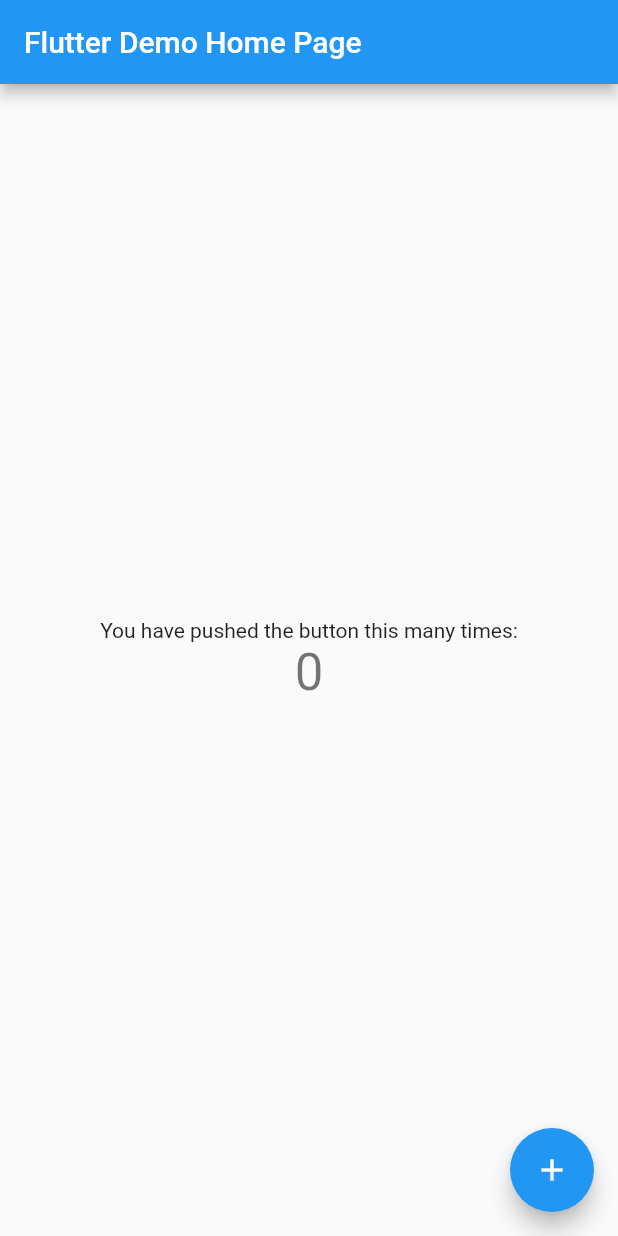
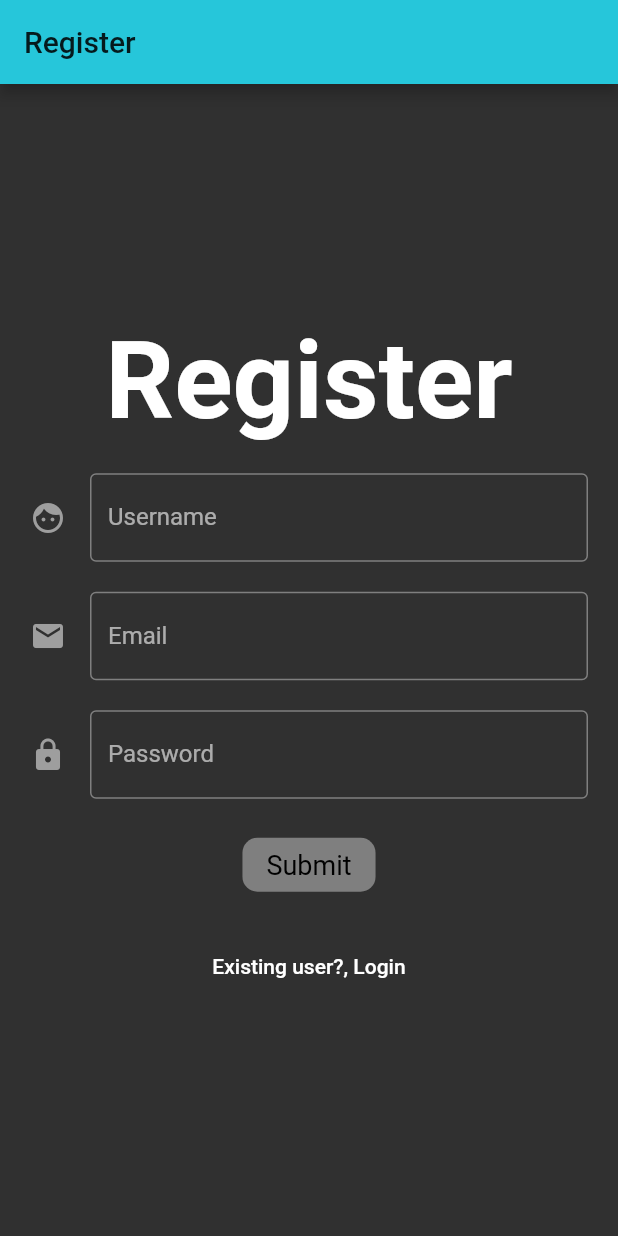
Before and after one commit to rayhan13ads/flutter_ecommerce_demo, a Flutter app: the screen it shows after launch, on a phone screen of 412 x 824 dp. Run offline on Flutter 3.47's test engine with Material 2 defaults, Android fonts, the phone set to English and light mode, and no system bars.

Commit message:
register api connect done

```diff
--- a/lib/main.dart
+++ b/lib/main.dart
@@ -1,4 +1,8 @@
 import 'package:flutter/material.dart';
+import 'package:flutter_ecommerce_demo/pages/home.dart';
+import 'package:flutter_ecommerce_demo/pages/login.dart';
+import 'package:flutter_ecommerce_demo/pages/products.dart';
+import 'package:flutter_ecommerce_demo/pages/register.dart';
 
 void main() => runApp(MyApp());
 
@@ -7,105 +11,31 @@ class MyApp extends StatelessWidget {
   @override
   Widget build(BuildContext context) {
     return MaterialApp(
-      title: 'Flutter Demo',
+      title: 'E-shop',
       theme: ThemeData(
-        // This is the theme of your application.
-        //
-        // Try running your application with "flutter run". You'll see the
-        // application has a blue toolbar. Then, without quitting the app, try
-        // changing the primarySwatch below to Colors.green and then invoke
-        // "hot reload" (press "r" in the console where you ran "flutter run",
-        // or simply save your changes to "hot reload" in a Flutter IDE).
-        // Notice that the counter didn't reset back to zero; the application
-        // is not restarted.
-        primarySwatch: Colors.blue,
+       brightness: Brightness.dark,
+      primaryColor: Colors.cyan[400],
+      accentColor: Colors.deepOrange[200],
+      textTheme: TextTheme(
+        body1: TextStyle(
+          fontSize: 18.0
+        ),
+        headline: TextStyle(
+          fontSize: 72.0,
+          fontWeight: FontWeight.bold
+        ),
+        title: TextStyle(
+          fontSize: 36.0,
+          fontStyle: FontStyle.italic
+        )
+      )
       ),
-      home: MyHomePage(title: 'Flutter Demo Home Page'),
+      home: RegisterPage(),
+      routes: {
+        '/products' : (BuildContext context) => ProductsPage(),
+        '/register': (BuildContext context) => RegisterPage(),
+        '/login' :(BuildContext context) => LoginPage()
+      },
     );
   }
 }
-
-class MyHomePage extends StatefulWidget {
-  MyHomePage({Key key, this.title}) : super(key: key);
-
-  // This widget is the home page of your application. It is stateful, meaning
-  // that it has a State object (defined below) that contains fields that affect
-  // how it looks.
-
-  // This class is the configuration for the state. It holds the values (in this
-  // case the title) provided by the parent (in this case the App widget) and
-  // used by the build method of the State. Fields in a Widget subclass are
-  // always marked "final".
-
-  final String title;
-
-  @override
-  _MyHomePageState createState() => _MyHomePageState();
-}
-
-class _MyHomePageState extends State<MyHomePage> {
-  int _counter = 0;
-
-  void _incrementCounter() {
-    setState(() {
-      // This call to setState tells the Flutter framework that something has
-      // changed in this State, which causes it to rerun the build method below
-      // so that the display can reflect the updated values. If we changed
-      // _counter without calling setState(), then the build method would not be
-      // called again, and so nothing would appear to happen.
-      _counter++;
-    });
-  }
-
-  @override
-  Widget build(BuildContext context) {
-    // This method is rerun every time setState is called, for instance as done
-    // by the _incrementCounter method above.
-    //
-    // The Flutter framework has been optimized to make rerunning build methods
-    // fast, so that you can just rebuild anything that needs updating rather
-    // than having to individually change instances of widgets.
-    return Scaffold(
-      appBar: AppBar(
-        // Here we take the value from the MyHomePage object that was created by
-        // the App.build method, and use it to set our appbar title.
-        title: Text(widget.title),
-      ),
-      body: Center(
-        // Center is a layout widget. It takes a single child and positions it
-        // in the middle of the parent.
-        child: Column(
-          // Column is also a layout widget. It takes a list of children and
-          // arranges them vertically. By default, it sizes itself to fit its
-          // children horizontally, and tries to be as tall as its parent.
-          //
-          // Invoke "debug painting" (press "p" in the console, choose the
-          // "Toggle Debug Paint" action from the Flutter Inspector in Android
-          // Studio, or the "Toggle Debug Paint" command in Visual Studio Code)
-          // to see the wireframe for each widget.
-          //
-          // Column has various properties to control how it sizes itself and
-          // how it positions its children. Here we use mainAxisAlignment to
-          // center the children vertically; the main axis here is the vertical
-          // axis because Columns are vertical (the cross axis would be
-          // horizontal).
-          mainAxisAlignment: MainAxisAlignment.center,
-          children: <Widget>[
-            Text(
-              'You have pushed the button this many times:',
-            ),
-            Text(
-              '$_counter',
-              style: Theme.of(context).textTheme.display1,
-            ),
-          ],
-        ),
-      ),
-      floatingActionButton: FloatingActionButton(
-        onPressed: _incrementCounter,
-        tooltip: 'Increment',
-        child: Icon(Icons.add),
-      ), // This trailing comma makes auto-formatting nicer for build methods.
-    );
-  }
-}
--- a/lib/pages/register.dart
+++ b/lib/pages/register.dart
@@ -0,0 +1,187 @@
+import 'package:flutter/material.dart';
+import 'package:http/http.dart' as http;
+import 'dart:convert';
+
+class RegisterPage extends StatefulWidget {
+  @override
+  _RegisterPageState createState() => _RegisterPageState();
+}
+
+class _RegisterPageState extends State<RegisterPage> {
+  final _formkey = GlobalKey<FormState>();
+  final _scaffoldStateKey = GlobalKey<ScaffoldState>();
+  String _name, _mail, _pass;
+  bool isSubmitted;
+
+  Widget _username() {
+    return Padding(
+      padding: EdgeInsets.only(top: 20.0),
+      child: TextFormField(
+        onSaved: (val) => _name = val,
+        validator: (val) => val.length < 6 ? "Username too short" : null,
+        decoration: InputDecoration(
+            labelText: 'Username',
+            hintText: 'Enter username min length 6',
+            icon: Icon(
+              Icons.face,
+              color: Colors.grey,
+            ),
+            border: OutlineInputBorder()),
+      ),
+    );
+  }
+
+  Widget _email() {
+    return Padding(
+      padding: EdgeInsets.only(top: 20.0),
+      child: TextFormField(
+        onSaved: (val) => _mail = val,
+        validator: (val) => !val.contains('@') ? "Invalid email" : null,
+        decoration: InputDecoration(
+            labelText: 'Email',
+            hintText: 'Enter valid email',
+            icon: Icon(
+              Icons.mail,
+              color: Colors.grey,
+            ),
+            border: OutlineInputBorder()),
+      ),
+    );
+  }
+
+  Widget _password() {
+    return Padding(
+      padding: EdgeInsets.only(top: 20.0),
+      child: TextFormField(
+        onSaved: (val) => _pass = val,
+        validator: (val) => val.length < 6 ? "Username too short" : null,
+        obscureText: true,
+        decoration: InputDecoration(
+            labelText: 'Password',
+            hintText: 'Enter password min length 6',
+            icon: Icon(
+              Icons.lock,
+              color: Colors.grey,
+            ),
+            border: OutlineInputBorder()),
+      ),
+    );
+  }
+
+  Widget _submitBtn() {
+    return Padding(
+      padding: EdgeInsets.only(top: 20.0),
+      child: isSubmitted == true
+          ? CircularProgressIndicator(
+              valueColor:
+                  AlwaysStoppedAnimation(Theme.of(context).primaryColor),
+            )
+          : RaisedButton(
+              onPressed: null,
+              child: Text("Submit",
+                  style: Theme.of(context)
+                      .textTheme
+                      .body1
+                      .copyWith(color: Colors.black)),
+              elevation: 8.0,
+              shape: RoundedRectangleBorder(
+                borderRadius: BorderRadius.all(Radius.circular(10.0)),
+              ),
+              color: Theme.of(context).primaryColor,
+            ),
+    );
+  }
+
+  Widget _goToLoginPage() {
+    return Padding(
+      padding: EdgeInsets.only(top: 20.0),
+      child: FlatButton(
+        onPressed: () => {Navigator.of(context).pushReplacementNamed('/login')},
+        child: Text("Existing user?, Login"),
+      ),
+    );
+  }
+
+  Widget _showTitle() {
+    return Text("Register", style: Theme.of(context).textTheme.headline);
+  }
+
+  void _submit() {
+    final form = _formkey.currentState;
+
+    if (form.validate()) {
+      form.save();
+      print("$_name $_mail $_pass");
+    } else {
+      print('no valid');
+    }
+  }
+
+  void _registertionUser() async {
+    setState(() {
+      isSubmitted = true;
+    });
+
+    http.Response response = await http.post(
+        "http://localhost:1337/auth/local/register",
+        body: {"username": _name, "email": _mail, "passwrod": _pass});
+
+    final resData = json.decode(response.body);
+    setState(() {
+      isSubmitted = false;
+    });
+    print(resData);
+    _showSuccessSnackbar();
+    _goToProductsPage();
+  }
+
+  void _showSuccessSnackbar() {
+    final snackbar = SnackBar(
+      content: Text(
+        " User $_name successful created!",
+        style: TextStyle(color: Colors.green),
+      ),
+    );
+
+    _scaffoldStateKey.currentState.showSnackBar(snackbar);
+    _formkey.currentState.reset();
+  }
+
+  void _goToProductsPage() {
+    Future.delayed(Duration(seconds: 2), () {
+      Navigator.of(context).pushReplacementNamed('/products');
+    });
+  }
+
+  @override
+  Widget build(BuildContext context) {
+    return Scaffold(
+      key: _scaffoldStateKey,
+      appBar: AppBar(
+        title: Text("Register"),
+      ),
+      body: Container(
+        child: Padding(
+          padding: EdgeInsets.symmetric(horizontal: 20.0),
+          child: Center(
+            child: SingleChildScrollView(
+              child: Form(
+                key: _formkey,
+                child: Column(
+                  children: <Widget>[
+                    _showTitle(),
+                    _username(),
+                    _email(),
+                    _password(),
+                    _submitBtn(),
+                    _goToLoginPage()
+                  ],
+                ),
+              ),
+            ),
+          ),
+        ),
+      ),
+    );
+  }
+}
--- a/pubspec.yaml
+++ b/pubspec.yaml
@@ -19,6 +19,8 @@ environment:
 dependencies:
   flutter:
     sdk: flutter
+
+  http: ^0.12.0+2
 
   # The following adds the Cupertino Icons font to your application.
   # Use with the CupertinoIcons class for iOS style icons.
```
Also changed, not shown: lib/pages/home.dart (+19 -0 lines), lib/pages/login.dart (added, +137 -0 lines), lib/pages/products.dart (added, +17 -0 lines), pubspec.lock.
